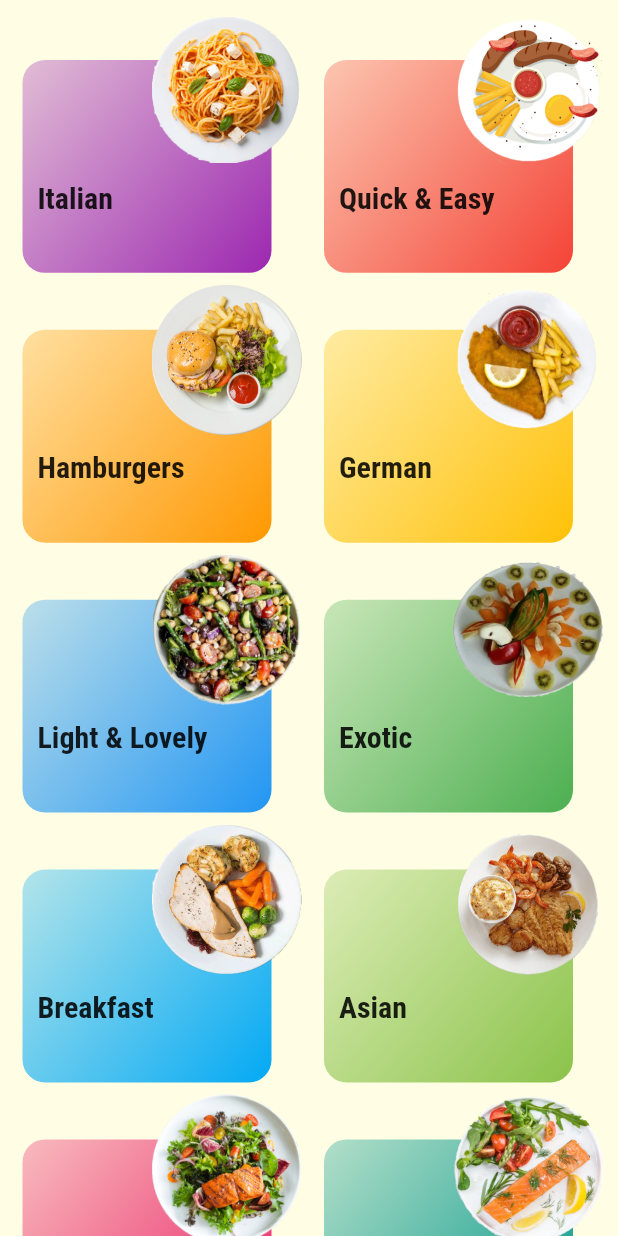
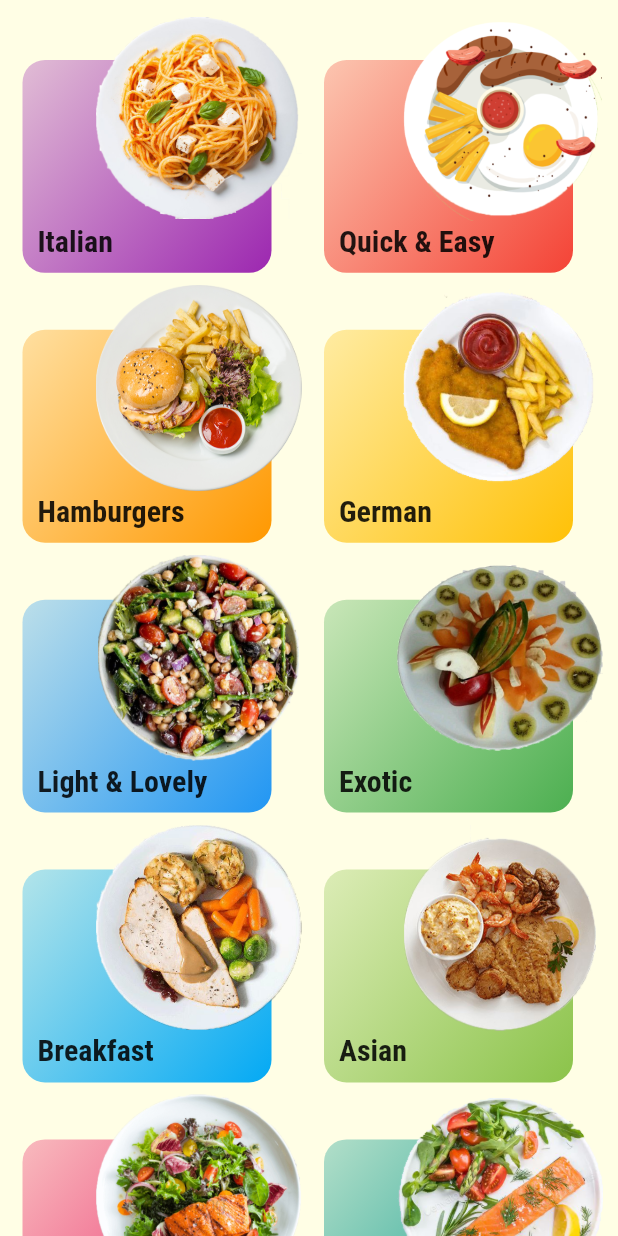
Before and after one commit to AliiElsayed/meal_descriptor_app, a Flutter app: the CategoriesScreen screen opened by its route, on a phone screen of 412 x 824 dp. Run offline on Flutter 3.47's test engine with Material 2 defaults, Android fonts, the light colour scheme and no system bars; our stand-ins replace flutter_colorpicker, fluttertoast, shared_preferences; accounts and stored records are empty.

Commit message:
Edit category container

```diff
--- a/lib/widgets/category_container.dart
+++ b/lib/widgets/category_container.dart
@@ -40,9 +40,7 @@ class CategoryContainer extends StatelessWidget {
                     right: 20.0,
                     left: 5.0,
                   ),
-            padding: isLandScape
-                ? EdgeInsets.only(left: 10.0, top: 100.0,right: 10.0 )
-                : EdgeInsets.only(left: 10.0, top: 80.0, right: 10.0),
+            padding:EdgeInsets.only(left: 10.0,right: 10.0, bottom: 10.0),
             height: isLandScape ? deviceHeight / 2.5 : deviceHeight / 4,
             width: deviceWidth / 2,
             decoration: BoxDecoration(
@@ -56,18 +54,21 @@ class CategoryContainer extends StatelessWidget {
                 end: Alignment.bottomRight,
               ),
             ),
-            child: Text(
-              langProvider.getTexts('cat-$catId'),
-              style: Theme.of(context).textTheme.headline6,
-              textAlign: TextAlign.left,
+            child: Align(
+              alignment: Alignment.bottomLeft,
+              child: Text(
+                langProvider.getTexts('cat-$catId'),
+                style: Theme.of(context).textTheme.headline6,
+                textAlign: TextAlign.left,
+              ),
             ),
           ),
           Align(
               alignment: Alignment.topRight,
               child: Image.asset(
                 imagePath,
-                height:isLandScape?120: 100.0,
-                width: isLandScape?120 : 100.0,
+                height:isLandScape?deviceHeight/3: deviceHeight/6,
+                width: isLandScape?deviceWidth/3 : deviceWidth/6,
               )),
         ],
       ),
```
